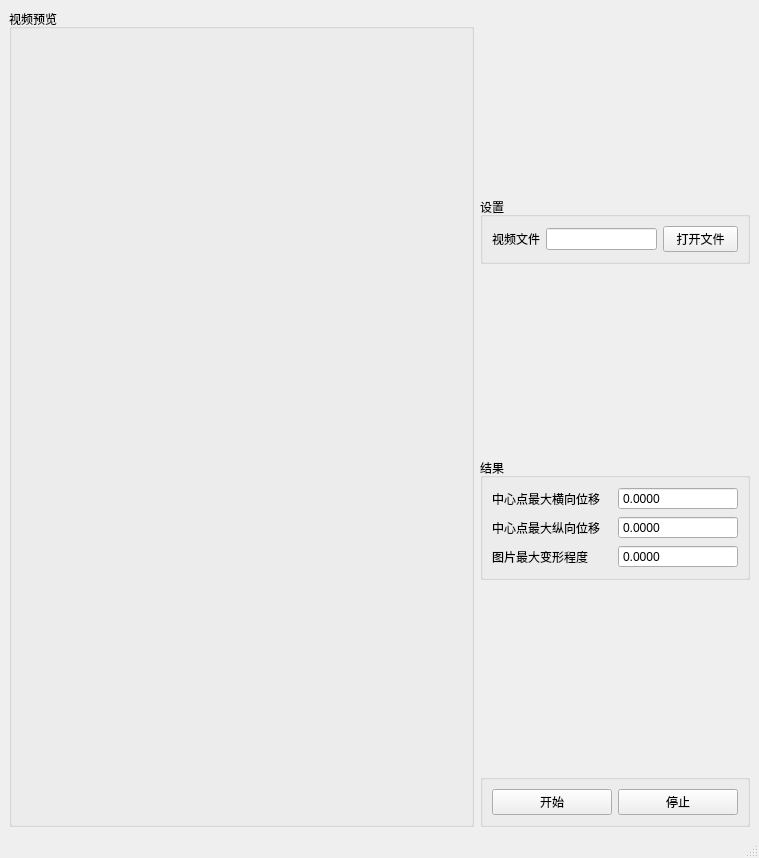
Before: the Qt Designer form tools/shake_test/shake_test_window.ui in xiaoqinxing/ImageTools, drawn with Qt 5.
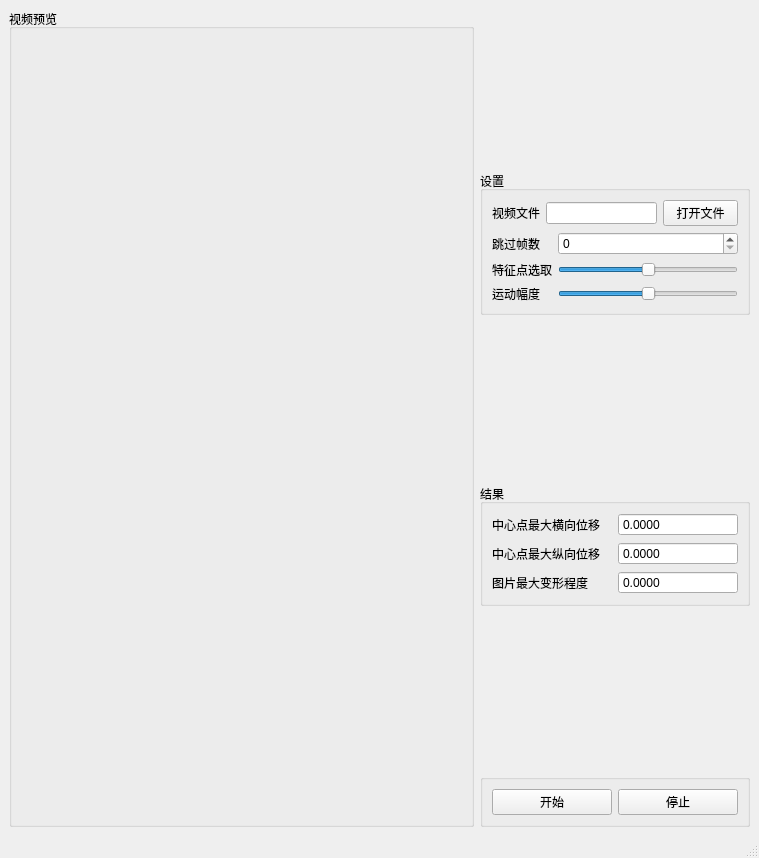
After: the same form once the commit is applied.

The edit to the form file:
```diff
--- a/tools/shake_test/shake_test_window.ui
+++ b/tools/shake_test/shake_test_window.ui
@@ -48,6 +48,61 @@
          <string>设置</string>
         </property>
         <layout class="QGridLayout" name="gridLayout_3">
+         <item row="1" column="0">
+          <layout class="QGridLayout" name="gridLayout_6">
+           <item row="1" column="1">
+            <widget class="QSlider" name="corner_num">
+             <property name="sliderPosition">
+              <number>50</number>
+             </property>
+             <property name="orientation">
+              <enum>Qt::Horizontal</enum>
+             </property>
+            </widget>
+           </item>
+           <item row="1" column="0">
+            <widget class="QLabel" name="label_6">
+             <property name="text">
+              <string>特征点选取</string>
+             </property>
+            </widget>
+           </item>
+           <item row="2" column="1">
+            <widget class="QSlider" name="corner_size">
+             <property name="sliderPosition">
+              <number>50</number>
+             </property>
+             <property name="orientation">
+              <enum>Qt::Horizontal</enum>
+             </property>
+            </widget>
+           </item>
+           <item row="2" column="0">
+            <widget class="QLabel" name="label_7">
+             <property name="text">
+              <string>运动幅度</string>
+             </property>
+            </widget>
+           </item>
+           <item row="0" column="0">
+            <widget class="QLabel" name="label_5">
+             <property name="text">
+              <string>跳过帧数</string>
+             </property>
+            </widget>
+           </item>
+           <item row="0" column="1">
+            <widget class="QSpinBox" name="skipframes">
+             <property name="maximum">
+              <number>1000</number>
+             </property>
+             <property name="singleStep">
+              <number>10</number>
+             </property>
+            </widget>
+           </item>
+          </layout>
+         </item>
          <item row="0" column="0">
           <layout class="QHBoxLayout" name="horizontalLayout">
            <item>
```
Left out of the diff: 2 changed lines with no effect on the pictures.
